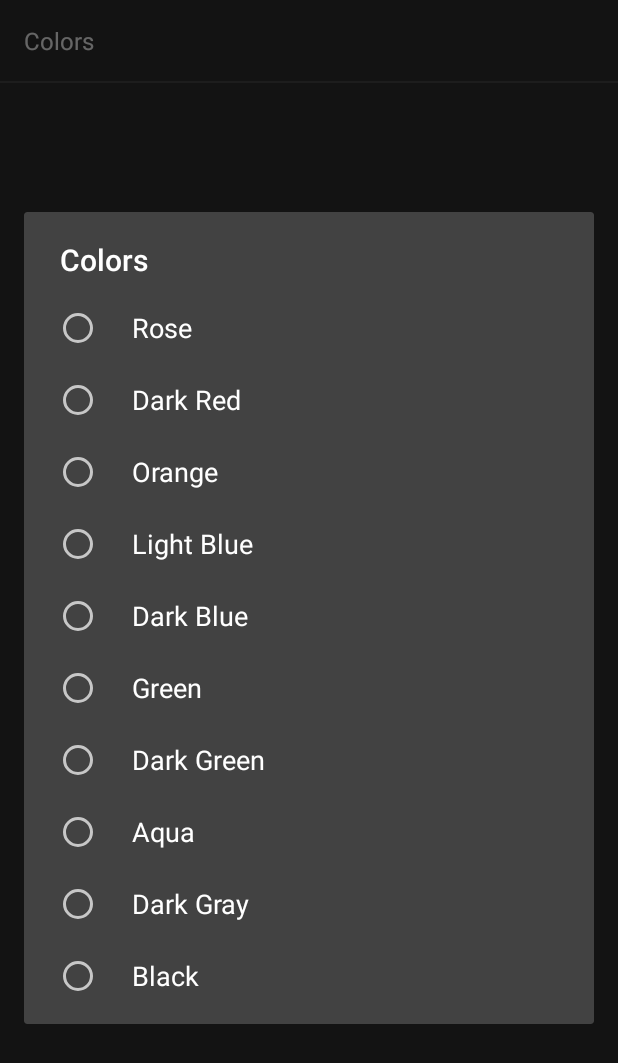
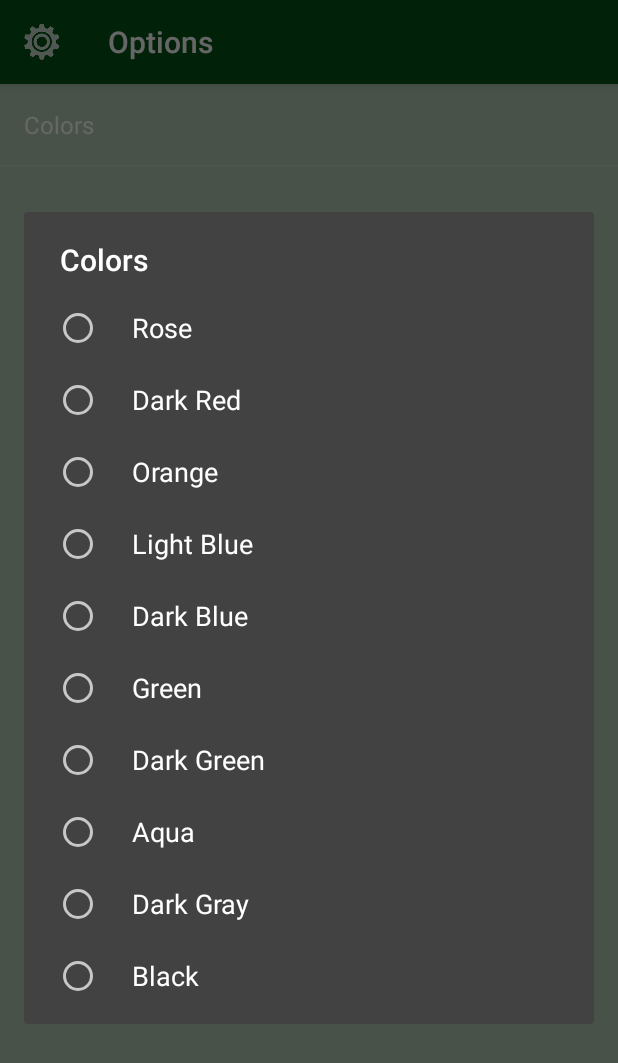
Before and after one commit to dave-luk/BroncoShuttlePlusMobile, an Android app: the OptionsActivity screen opened directly, with no data from a screen before it, after a tap on "Colors", on a phone screen of 412 x 824 dp. Shown: the top 1063 px of the screen. Run offline under Robolectric (Android 15) with nearby library versions, the light colour scheme and no system bars; our stand-ins replace ButterKnife; 1 other tap on this screen came first.

Commit message:
Revamped Options menu

```diff
--- a/app/src/main/java/com/dave_cs/BroncoShuttlePlusMobile/Options/OptionsActivity.java
+++ b/app/src/main/java/com/dave_cs/BroncoShuttlePlusMobile/Options/OptionsActivity.java
@@ -2,6 +2,7 @@ package com.dave_cs.BroncoShuttlePlusMobile.Options;
 
 
 import android.annotation.TargetApi;
+import android.app.FragmentTransaction;
 import android.content.Context;
 import android.content.Intent;
 import android.content.res.Configuration;
@@ -14,11 +15,17 @@ import android.preference.PreferenceFragment;
 import android.preference.PreferenceManager;
 import android.support.v4.app.NavUtils;
 import android.support.v7.app.ActionBar;
+import android.util.Log;
 import android.view.MenuItem;
+import android.view.View;
+import android.widget.ListView;
 
 import com.dave_cs.BroncoShuttlePlusMobile.R;
 
 import java.util.List;
+
+import butterknife.Bind;
+import butterknife.ButterKnife;
 
 /**
  * A {@link PreferenceActivity} that presents a set of application settings. On
@@ -32,6 +39,8 @@ import java.util.List;
  * API Guide</a> for more information on developing a Settings UI.
  */
 public class OptionsActivity extends AppCompatPreferenceActivity {
+
+    private static final String TAG = "OptionsActivity";
     /**
      * A preference value change listener that updates the preference's summary
      * to reflect its new value.
@@ -63,6 +72,8 @@ public class OptionsActivity extends AppCompatPreferenceActivity {
             return true;
         }
     };
+    @Bind(android.R.id.list)
+    protected ListView mainMenu;
 
     /**
      * Helper method to determine if the device has an extra-large screen. For
@@ -94,12 +105,29 @@ public class OptionsActivity extends AppCompatPreferenceActivity {
                         .getString(preference.getKey(), ""));
     }
 
+    @Override
+    protected void onListItemClick(ListView l, View v, int position, long id) {
+        FragmentTransaction ft = getFragmentManager().beginTransaction();
+        ft.replace(R.id.pref_content_frame, new GeneralPreferenceFragment());
+        ft.addToBackStack(TAG);
+        ft.commit();
+        mainMenu.setVisibility(View.GONE);
+    }
 
     @Override
     protected void onCreate(Bundle savedInstanceState) {
         super.onCreate(savedInstanceState);
+        setContentView(R.layout.pref_screeen_layout);
         setupActionBar();
 
+        ButterKnife.bind(this);
+    }
+
+    @Override
+    public void onBackPressed() {
+        Log.i(TAG, "f count: " + getFragmentManager().getBackStackEntryCount());
+        mainMenu.setVisibility(View.VISIBLE);
+        super.onBackPressed();
     }
 
     /**
@@ -157,10 +185,11 @@ public class OptionsActivity extends AppCompatPreferenceActivity {
      */
     @TargetApi(Build.VERSION_CODES.HONEYCOMB)
     public static class GeneralPreferenceFragment extends PreferenceFragment {
+
         @Override
         public void onCreate(Bundle savedInstanceState) {
             super.onCreate(savedInstanceState);
-            addPreferencesFromResource(R.xml.pref_main);
+            addPreferencesFromResource(R.xml.pref_customization);
             setHasOptionsMenu(true);
 
             // Bind the summaries of EditText/List/Dialog/Ringtone preferences
@@ -170,6 +199,7 @@ public class OptionsActivity extends AppCompatPreferenceActivity {
             bindPreferenceSummaryToValue(findPreference("bgColor"));
 
         }
+
 
         @Override
         public boolean onOptionsItemSelected(MenuItem item) {
@@ -182,6 +212,4 @@ public class OptionsActivity extends AppCompatPreferenceActivity {
         }
 
     }
-
-
 }
--- /dev/null
+++ b/app/src/main/res/layout/pref_screeen_layout.xml
@@ -0,0 +1,37 @@
+<?xml version="1.0" encoding="utf-8"?>
+<LinearLayout xmlns:android="http://schemas.android.com/apk/res/android"
+    xmlns:app="http://schemas.android.com/apk/res-auto"
+    android:layout_width="match_parent"
+    android:layout_height="match_parent"
+    android:background="@color/colorLightBg"
+    android:orientation="vertical">
+
+    <android.support.v7.widget.Toolbar
+        android:id="@+id/toolbar"
+        android:layout_width="match_parent"
+        android:layout_height="wrap_content"
+        android:background="@color/colorDarkBg"
+        android:elevation="4dp"
+        android:minHeight="?attr/actionBarSize"
+        android:theme="?attr/actionBarTheme"
+        app:navigationIcon="@drawable/load_options"
+        app:title="Options" />
+
+    <FrameLayout
+        android:id="@+id/pref_content_frame"
+        android:layout_width="match_parent"
+        android:layout_height="match_parent">
+
+        <ListView
+            android:id="@android:id/list"
+            android:layout_width="match_parent"
+            android:layout_height="match_parent"
+            android:cacheColorHint="@android:color/transparent"
+            android:clipToPadding="false"
+            android:drawSelectorOnTop="false"
+            android:listPreferredItemHeight="48dp"
+            android:scrollbarAlwaysDrawVerticalTrack="true" />
+
+    </FrameLayout>
+
+</LinearLayout>
--- a/app/src/main/res/xml/pref_main.xml
+++ b/app/src/main/res/xml/pref_customization.xml
@@ -8,12 +8,12 @@
          dismiss it. -->
     <!-- NOTE: ListPreference's summary should be set to its value by the activity code. -->
     <ListPreference
-        android:key="@string/pref_bg_color_key"
-        android:title="@string/pref_bg_color_label"
         android:defaultValue="-1"
         android:entries="@array/pref_bg_color_titles"
         android:entryValues="@array/pref_bg_color_values"
+        android:key="@string/pref_bg_color_key"
         android:negativeButtonText="@null"
-        android:positiveButtonText="@null" />
+        android:positiveButtonText="@null"
+        android:title="@string/pref_bg_color_label" />
 
 </PreferenceScreen>
```
